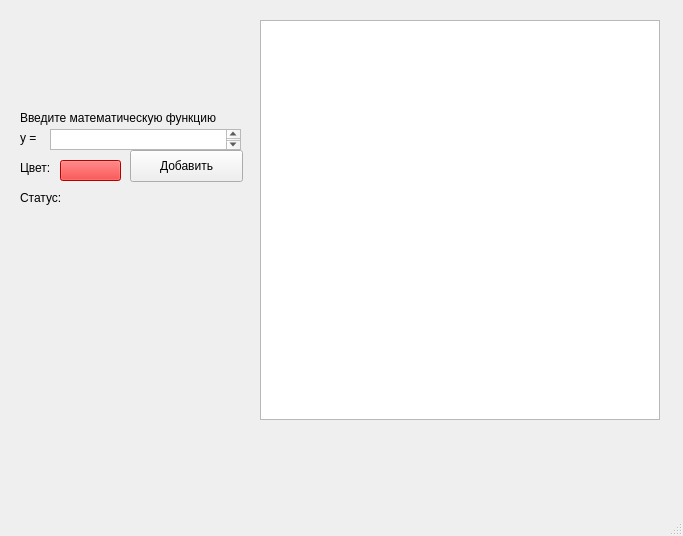
First picture: the form in src/MainWindowUI.ui, repository Jagtrieb/GraphicCalculator, before the edit.
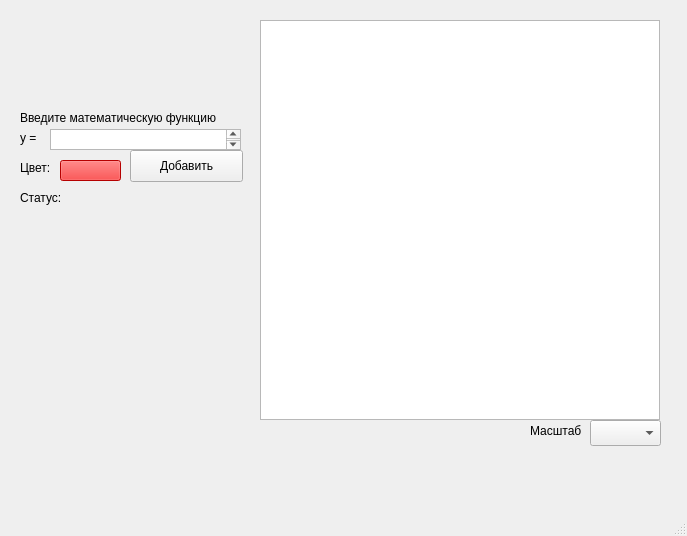
Second picture: the form after the edit.

The edit to the form file:
```diff
--- a/src/MainWindowUI.ui
+++ b/src/MainWindowUI.ui
@@ -6,7 +6,7 @@
    <rect>
     <x>0</x>
     <y>0</y>
-    <width>683</width>
+    <width>687</width>
     <height>536</height>
    </rect>
   </property>
@@ -115,6 +115,29 @@
      <string/>
     </property>
    </widget>
+   <widget class="QLabel" name="label_4">
+    <property name="geometry">
+     <rect>
+      <x>530</x>
+      <y>420</y>
+      <width>61</width>
+      <height>21</height>
+     </rect>
+    </property>
+    <property name="text">
+     <string>Масштаб</string>
+    </property>
+   </widget>
+   <widget class="QComboBox" name="ScalesBox">
+    <property name="geometry">
+     <rect>
+      <x>590</x>
+      <y>420</y>
+      <width>71</width>
+      <height>26</height>
+     </rect>
+    </property>
+   </widget>
   </widget>
   <widget class="QMenuBar" name="menubar">
    <property name="geometry">
```
Left out of the diff: 2 changed lines with no effect on the pictures.
